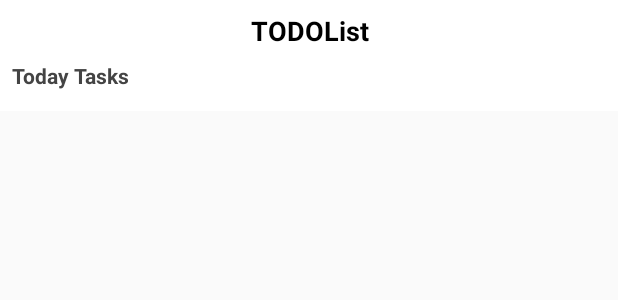
After one commit to mraliasd/TODOList, an Android app built with Jetpack Compose: the layout widget_layout.xml on its own in the app's theme, with its tools: preview values and no code run, on a phone screen of 412 x 824 dp. The commit adds this screen. Shown: the top 300 px of the screen. Run offline under Robolectric (Android 15) with nearby library versions, the phone set to English and light mode, and no system bars.

Commit message:
add widget and sorting method for sorting button. changing color

```diff
--- a/app/src/main/java/todolist/al/data/model/Task.kt
+++ b/app/src/main/java/todolist/al/data/model/Task.kt
@@ -9,6 +9,7 @@ import androidx.compose.material.icons.outlined.School
 import androidx.compose.material.icons.outlined.ShoppingCart
 import androidx.compose.material.icons.outlined.Work
 import androidx.compose.ui.graphics.Color
+import androidx.compose.ui.graphics.toArgb
 import androidx.compose.ui.graphics.vector.ImageVector
 import java.time.LocalDateTime
 
@@ -27,7 +28,9 @@ data class Task(
 enum class TaskPriority(val color: Color) {
     LOW(Color(0xFF81C784)),
     NORMAL(Color(0xFFFFF176)),
-    HIGH(Color(0xFFE57373))
+    HIGH(Color(0xFFE57373));
+
+    val intColor: Int get() = color.toArgb()
 }
 
 
--- a/app/src/main/java/todolist/al/ui/screens/calendar/CalendarScreen.kt
+++ b/app/src/main/java/todolist/al/ui/screens/calendar/CalendarScreen.kt
@@ -93,7 +93,7 @@ fun CalendarScreen(
                     tasks = filteredTasks,
                     onToggle = { taskId -> viewModel.toggleTaskStatus(taskId, context) },
                     onEdit = { task -> navController.navigate("task/${task.id}") },
-                    onDelete = { taskId -> viewModel.deleteTask(taskId) }
+                    onDelete = { taskId -> viewModel.deleteTask(taskId) },
                 )
             }
         }
--- /dev/null
+++ b/app/src/main/res/drawable/priority_circle.xml
@@ -0,0 +1,5 @@
+<?xml version="1.0" encoding="utf-8"?>
+<shape xmlns:android="http://schemas.android.com/apk/res/android"
+    android:shape="oval">
+    <solid android:color="@android:color/darker_gray" />
+</shape>
--- /dev/null
+++ b/app/src/main/res/drawable/widget_item_background.xml
@@ -0,0 +1,6 @@
+<?xml version="1.0" encoding="utf-8"?>
+<shape xmlns:android="http://schemas.android.com/apk/res/android"
+    android:shape="rectangle">
+    <solid android:color="#F5F5F5" />
+    <corners android:radius="8dp" />
+</shape>
--- /dev/null
+++ b/app/src/main/res/layout/widget_layout.xml
@@ -0,0 +1,36 @@
+<?xml version="1.0" encoding="utf-8"?>
+<LinearLayout xmlns:android="http://schemas.android.com/apk/res/android"
+    android:id="@+id/widget_root"
+    android:layout_width="match_parent"
+    android:layout_height="wrap_content"
+    android:orientation="vertical"
+    android:background="#FFFFFF"
+    android:padding="8dp">
+
+    <TextView
+        android:id="@+id/widget_app_title"
+        android:layout_width="match_parent"
+        android:layout_height="wrap_content"
+        android:text="TODOList"
+        android:textSize="18sp"
+        android:textStyle="bold"
+        android:gravity="center"
+        android:textColor="#000000"
+        android:paddingBottom="8dp"/>
+
+    <TextView
+        android:id="@+id/widget_section_title"
+        android:layout_width="wrap_content"
+        android:layout_height="wrap_content"
+        android:text="Today Tasks"
+        android:textSize="14sp"
+        android:textStyle="bold"
+        android:textColor="#444444"
+        android:layout_marginBottom="6dp"/>
+
+    <LinearLayout
+        android:id="@+id/widget_task_container"
+        android:layout_width="match_parent"
+        android:layout_height="wrap_content"
+        android:orientation="vertical" />
+</LinearLayout>
```
Also changed, not shown: app/src/main/AndroidManifest.xml (+17 -0 lines), app/src/main/java/todolist/al/data/model/SortOption.kt (added, +7 -0 lines), app/src/main/java/todolist/al/ui/components/HomeTopBar.kt (+37 -3 lines), app/src/main/java/todolist/al/ui/components/task/AddTaskBottomSheet.kt (+9 -0 lines), app/src/main/java/todolist/al/ui/components/task/TaskList.kt (+19 -23 lines), app/src/main/java/todolist/al/ui/screens/home/HomeScreen.kt (+11 -7 lines), app/src/main/java/todolist/al/ui/theme/Color.kt (+5 -2 lines), app/src/main/java/todolist/al/ui/theme/Theme.kt (+4 -4 lines), app/src/main/java/todolist/al/widget/TodoListWidget.kt (added, +103 -0 lines), app/src/main/java/todolist/al/widget/WidgetUpdateReceiver.kt (added, +16 -0 lines), app/src/main/res/layout/widget_task_item.xml (added, +27 -0 lines), app/src/main/res/xml/app_widget.xml (added, +9 -0 lines), 3 other files.
